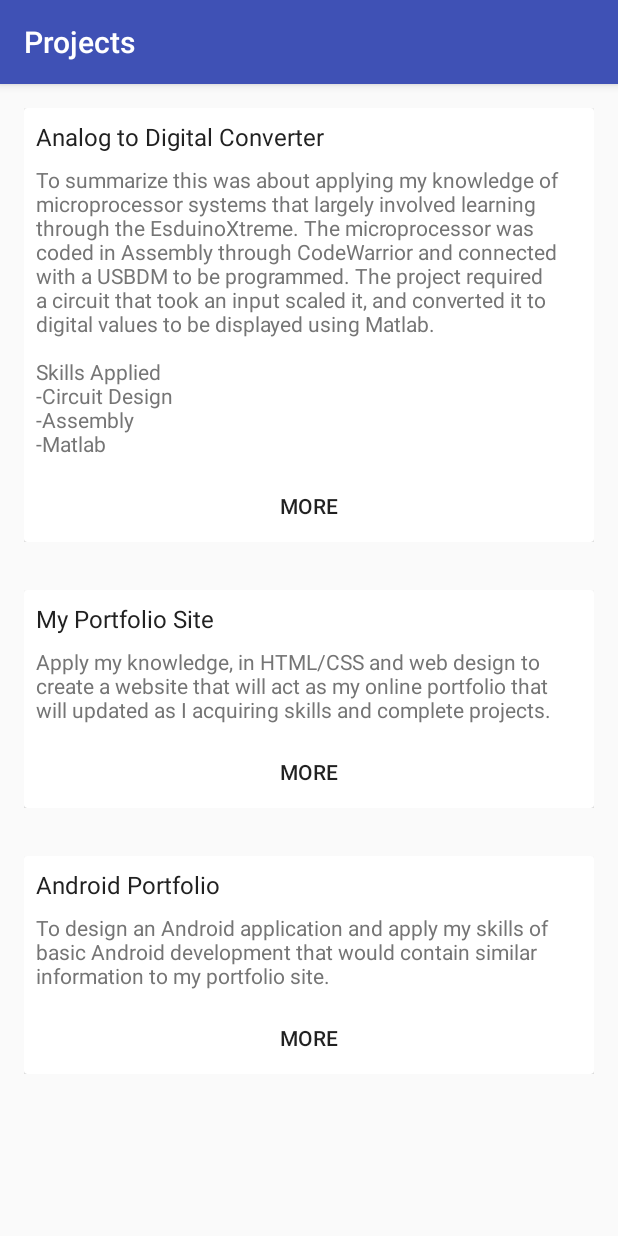
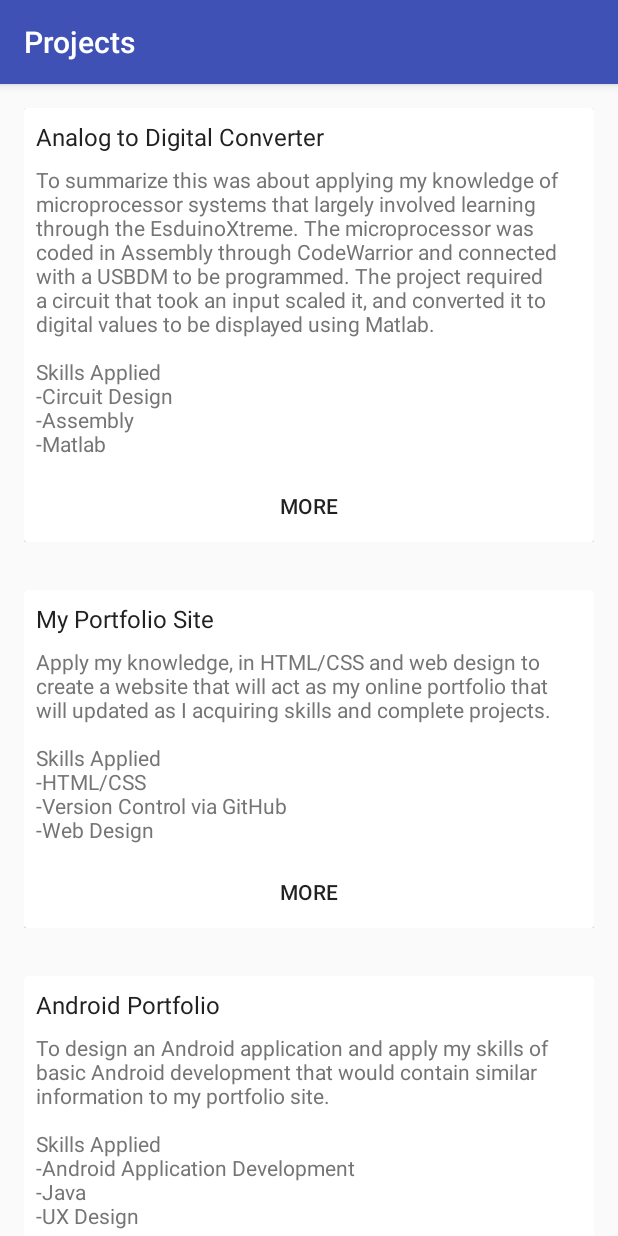
Before and after one commit to GAT-X303/AndroidPortfolio, an Android app: the ProjectsActivity screen opened directly, with no data from a screen before it, on a phone screen of 412 x 824 dp. Run offline under Robolectric (Android 15) with nearby library versions, the phone set to English and light mode, and no system bars.

Commit message:
Version 1.01
-Minor adjustments to text in Projects
-Spelling mistakes fixed

```diff
--- a/AndroidPortfolio/app/src/main/java/io/github/gat_x303/androidportfolio/ProjectsActivity.java
+++ b/AndroidPortfolio/app/src/main/java/io/github/gat_x303/androidportfolio/ProjectsActivity.java
@@ -23,11 +23,11 @@ public class ProjectsActivity extends AppCompatActivity {
         String address1 = "https://gat-x303.github.io/project1.html";
 
         String title2 = "My Portfolio Site";
-        String info2 = "Apply my knowledge, in HTML/CSS and web design to create a website that will act as my online portfolio that will updated as I acquiring skills and complete projects.";
+        String info2 = "Apply my knowledge, in HTML/CSS and web design to create a website that will act as my online portfolio that will updated as I acquiring skills and complete projects.\n\nSkills Applied\n-HTML/CSS\n-Version Control via GitHub\n-Web Design";
         String address2 = "https://gat-x303.github.io/project2.html";
 
         String title3 = "Android Portfolio";
-        String info3 = "To design an Android application and apply my skills of basic Android development that would contain similar information to my portfolio site.";
+        String info3 = "To design an Android application and apply my skills of basic Android development that would contain similar information to my portfolio site.\n\nSkills Applied\n-Android Application Development\n-Java\n-UX Design";
         String address3 = "https://gat-x303.github.io/project3.html";
 
         ArrayList<Item> projectsList = new ArrayList<>();
```
